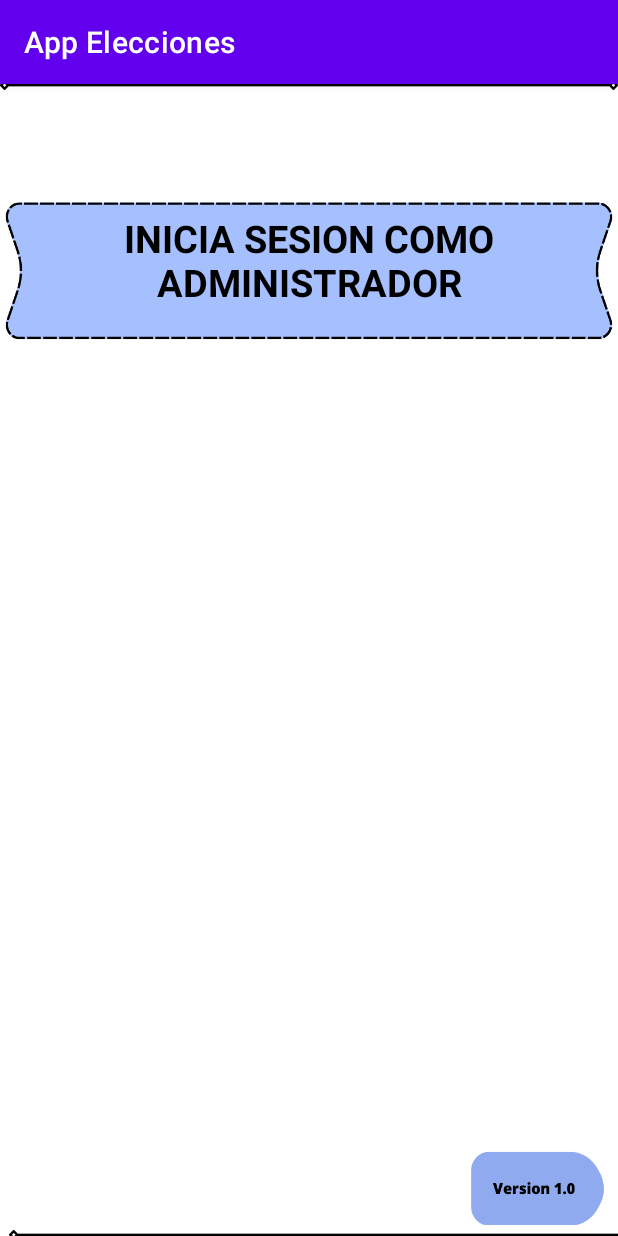
After one commit to Guerrero0610/MyApplicationGuerrero, an Android app: the Pantalla3 screen opened directly, with no data from a screen before it, on a phone screen of 412 x 824 dp. The commit adds this screen. Run offline under Robolectric (Android 15) with nearby library versions, the phone set to English and light mode, and no system bars.

Commit message:
SE CREA CONTADRO PARA LLEVAR CONTEO DE CANDIDATOS
Para saber quien va ganando, no cualquiera puede ver esta información así que despues de crear contador de candidatos se empieza a crear la pantalla 3 de incio de sesion administrador

```diff
--- a/PRACTICANDO CON JAVA -APP ELECCIONES/app/src/main/AndroidManifest.xml
+++ b/PRACTICANDO CON JAVA -APP ELECCIONES/app/src/main/AndroidManifest.xml
@@ -11,6 +11,9 @@
         android:supportsRtl="true"
         android:theme="@style/Theme.MyApplicationElecciones"
         tools:targetApi="31">
+        <activity
+            android:name=".Pantalla3"
+            android:exported="false" />
         <activity
             android:name=".Pantalla2"
             android:exported="false" />
--- a/PRACTICANDO CON JAVA -APP ELECCIONES/app/src/main/java/com/example/myapplicationelecciones/MainActivity.java
+++ b/PRACTICANDO CON JAVA -APP ELECCIONES/app/src/main/java/com/example/myapplicationelecciones/MainActivity.java
@@ -37,7 +37,7 @@
                 int comparar = Integer.parseInt(Linea3.getText().toString());
 
                 if ( comparar <= num) {
-                    Toast.makeText(MainActivity.this, "Usted no es mayor de edad", Toast.LENGTH_SHORT).show();
+                    Toast.makeText(MainActivity.this, "Usted no tiene la edad suficiente para votar", Toast.LENGTH_SHORT).show();
 
                 } else if (nume.equals("")) {
                     Toast.makeText(MainActivity.this, "Debe ingresar un numero", Toast.LENGTH_SHORT).show();
--- /dev/null
+++ b/PRACTICANDO CON JAVA -APP ELECCIONES/app/src/main/java/com/example/myapplicationelecciones/Pantalla3.java
@@ -0,0 +1,14 @@
+package com.example.myapplicationelecciones;
+
+import androidx.appcompat.app.AppCompatActivity;
+
+import android.os.Bundle;
+
+public class Pantalla3 extends AppCompatActivity {
+
+    @Override
+    protected void onCreate(Bundle savedInstanceState) {
+        super.onCreate(savedInstanceState);
+        setContentView(R.layout.activity_pantalla3);
+    }
+}
--- /dev/null
+++ b/PRACTICANDO CON JAVA -APP ELECCIONES/app/src/main/res/layout/activity_pantalla3.xml
@@ -0,0 +1,23 @@
+<?xml version="1.0" encoding="utf-8"?>
+<LinearLayout
+    xmlns:android="http://schemas.android.com/apk/res/android"
+    xmlns:app="http://schemas.android.com/apk/res-auto"
+    xmlns:tools="http://schemas.android.com/tools"
+    android:layout_width="match_parent"
+    android:background="@mipmap/definitiva2"
+    android:layout_height="match_parent"
+    android:orientation="vertical"
+    tools:context=".Pantalla3">
+    <TextView
+        android:layout_width="match_parent"
+        android:layout_height="235dp"
+        android:gravity="center"
+        android:text="@string/TITULO3"
+        android:textAlignment="center"
+        android:textColor="@color/black"
+        android:textSize="25sp"
+        android:textStyle="bold|normal">
+
+    </TextView>
+
+</LinearLayout>
--- a/PRACTICANDO CON JAVA -APP ELECCIONES/app/src/main/res/values/strings.xml
+++ b/PRACTICANDO CON JAVA -APP ELECCIONES/app/src/main/res/values/strings.xml
@@ -12,4 +12,5 @@
     <string name="Boton2">ADMINISTRADOR</string>
     <string name="TITULO2">PROCESO DE VOTACION</string>
     <string name="Imagen_Description">Descripcion</string>
+    <string name="TITULO3">INICIA SESION COMO ADMINISTRADOR</string>
 </resources>
```
Also changed, not shown: PRACTICANDO CON JAVA -APP ELECCIONES/app/src/main/java/com/example/myapplicationelecciones/Pantalla2.java (+13 -4 lines).
